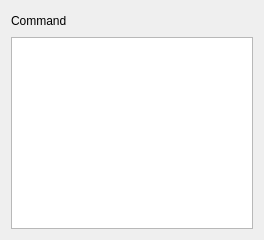
Qt form src/plugins/workflow_designer/src/library/create_cmdline_based_worker/CreateCmdlineBasedWorkerWizardCommandPage.ui (violethaze74/ugene) before a commit.
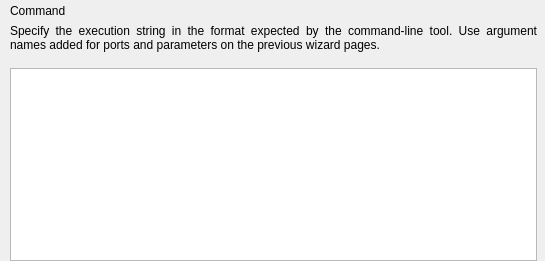
The same form after that commit.

Commit message: UGENE-6464: the wizard was renamed to "Create Element with External Tool", it's appearance was updated.

Patch:
```diff
--- a/src/plugins/workflow_designer/src/library/create_cmdline_based_worker/CreateCmdlineBasedWorkerWizardCommandPage.ui
+++ b/src/plugins/workflow_designer/src/library/create_cmdline_based_worker/CreateCmdlineBasedWorkerWizardCommandPage.ui
@@ -6,14 +6,26 @@
    <rect>
     <x>0</x>
     <y>0</y>
-    <width>264</width>
-    <height>240</height>
+    <width>545</width>
+    <height>261</height>
    </rect>
   </property>
   <property name="windowTitle">
    <string>WizardPage</string>
   </property>
-  <layout class="QVBoxLayout" name="verticalLayout">
+  <layout class="QVBoxLayout" name="verticalLayout_2">
+   <property name="leftMargin">
+    <number>10</number>
+   </property>
+   <property name="topMargin">
+    <number>4</number>
+   </property>
+   <property name="rightMargin">
+    <number>8</number>
+   </property>
+   <property name="bottomMargin">
+    <number>0</number>
+   </property>
    <item>
     <widget class="QLabel" name="lblTitle">
      <property name="text">
@@ -22,9 +34,27 @@
     </widget>
    </item>
    <item>
+    <layout class="QVBoxLayout" name="verticalLayout">
+     <property name="spacing">
+      <number>16</number>
+     </property>
+     <item>
+      <widget class="QLabel" name="lblDescription">
+       <property name="text">
+        <string>Specify the execution string in the format expected by the command-line tool. Use argument names added for ports and parameters on the previous wizard pages.</string>
+       </property>
+       <property name="alignment">
+        <set>Qt::AlignJustify|Qt::AlignVCenter</set>
+       </property>
+       <property name="wordWrap">
+        <bool>true</bool>
+       </property>
+      </widget>
+     </item>
+     <item>
     <widget class="QTextEdit" name="teCommand">
      <property name="sizePolicy">
-      <sizepolicy hsizetype="Expanding" vsizetype="Minimum">
+        <sizepolicy hsizetype="Expanding" vsizetype="MinimumExpanding">
        <horstretch>0</horstretch>
        <verstretch>0</verstretch>
       </sizepolicy>
@@ -36,6 +66,8 @@
       </size>
      </property>
     </widget>
+     </item>
+    </layout>
    </item>
   </layout>
  </widget>
```
Lines whose indentation alone changed are shown as unchanged. The commit also changes 8 other files.
